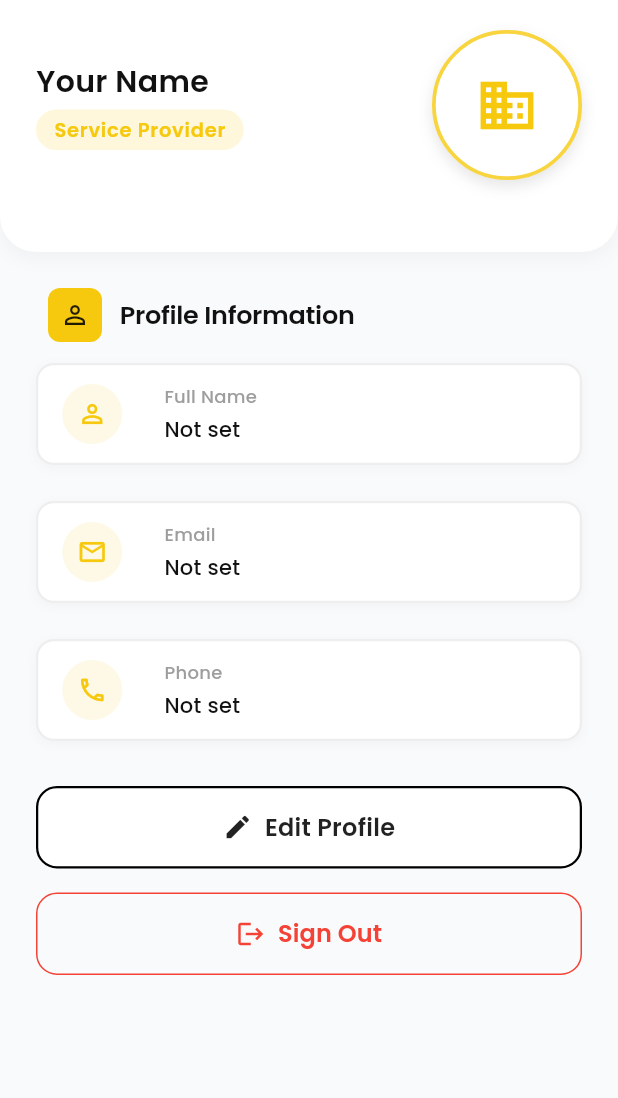
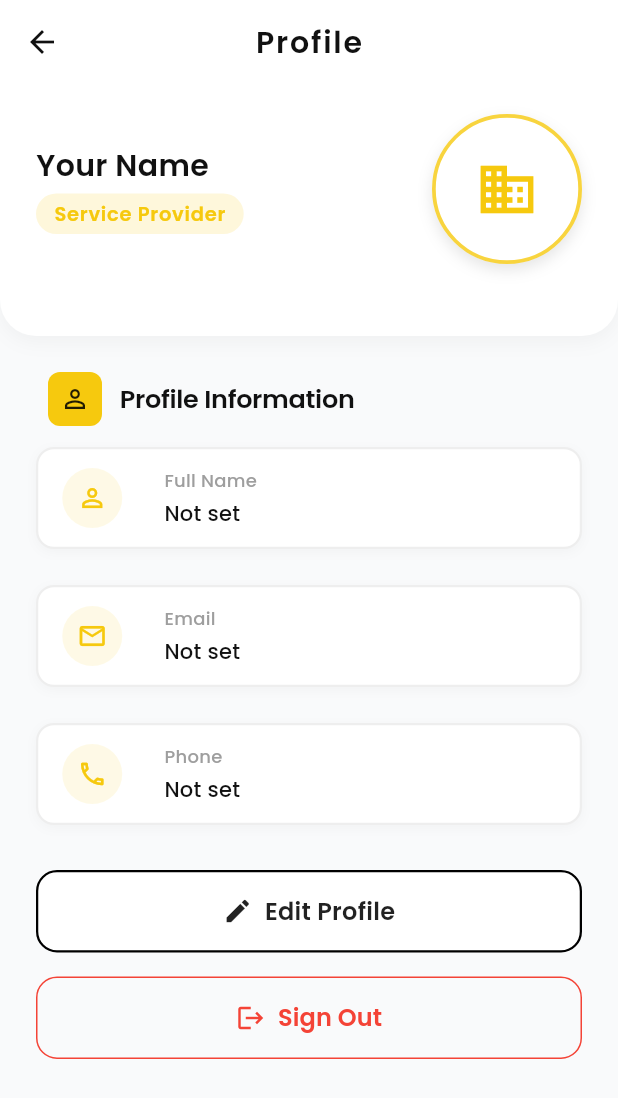
Before and after one commit to sparth292/loca-buzz, a Flutter app: the ProfilePage screen opened by its route, on a phone screen of 412 x 824 dp. Shown: the top 1098 px of the screen. Run offline on Flutter 3.47's test engine with Material 3 defaults, Android fonts, the phone set to English and light mode, and no system bars; our stand-ins replace flutter_svg, google_fonts, image_picker, location, shared_preferences, smooth_page_indicator and 1 more; accounts and stored records are empty.

Commit message:
Profile minimal changes

```diff
--- a/lib/screens/profile_page.dart
+++ b/lib/screens/profile_page.dart
@@ -242,6 +242,19 @@ class _ProfilePageState extends State<ProfilePage> {
   @override
   Widget build(BuildContext context) {
     return Scaffold(
+      appBar: AppBar(
+        title: Text(
+          'Profile',
+          style: GoogleFonts.poppins(
+            color: BeeColors.beeBlack,
+            fontWeight: FontWeight.w600,
+            fontSize: 20,
+          ),
+        ),
+        backgroundColor: Colors.white,
+        elevation: 0,
+        centerTitle: true,
+      ),
       backgroundColor: BeeColors.background,
       body: _isLoading
           ? const Center(
```
